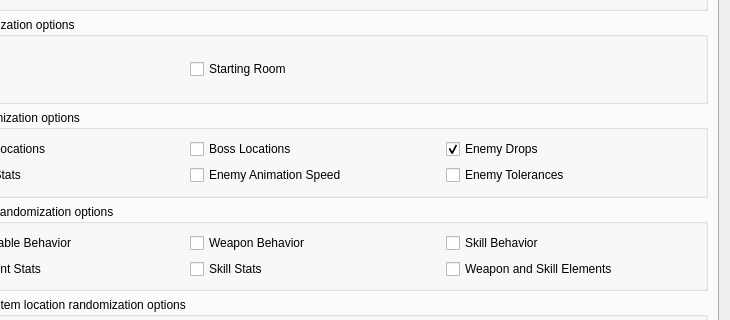
Old version of the form randomizer.ui in the repository LagoLunatic/dsvrandom; both pictures show x 100 to 830 and y 206 to 526 of the 830 by 710 pixel window.
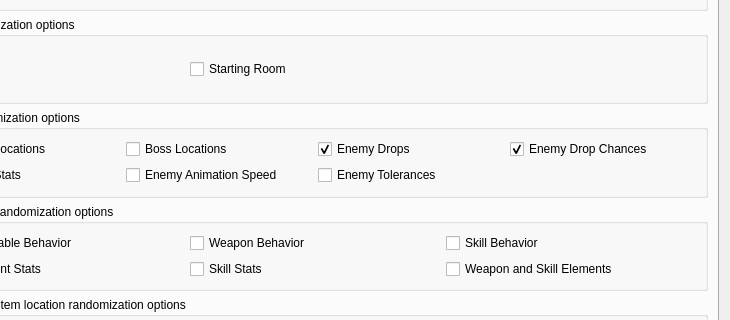
New version of the form. Icons and pictures are not drawn.

Commit message: Create option to skip drop chance randomization when randomizing enemy drops.

Diff of the .ui file:
```diff
--- a/randomizer.ui
+++ b/randomizer.ui
@@ -225,6 +225,16 @@
             </property>
            </widget>
           </item>
+          <item row="0" column="3">
+            <widget class="QCheckBox" name="randomize_enemy_drop_chances">
+            <property name="text">
+             <string>Enemy Drop Chances</string>
+            </property>
+            <property name="checked">
+             <bool>true</bool>
+            </property>
+           </widget>
+          </item>
           <item row="1" column="2">
            <widget class="QCheckBox" name="randomize_enemy_tolerances">
             <property name="text">
```
Left out of the diff: 1 changed line with no effect on the pictures. The commit also changes 2 other files.
